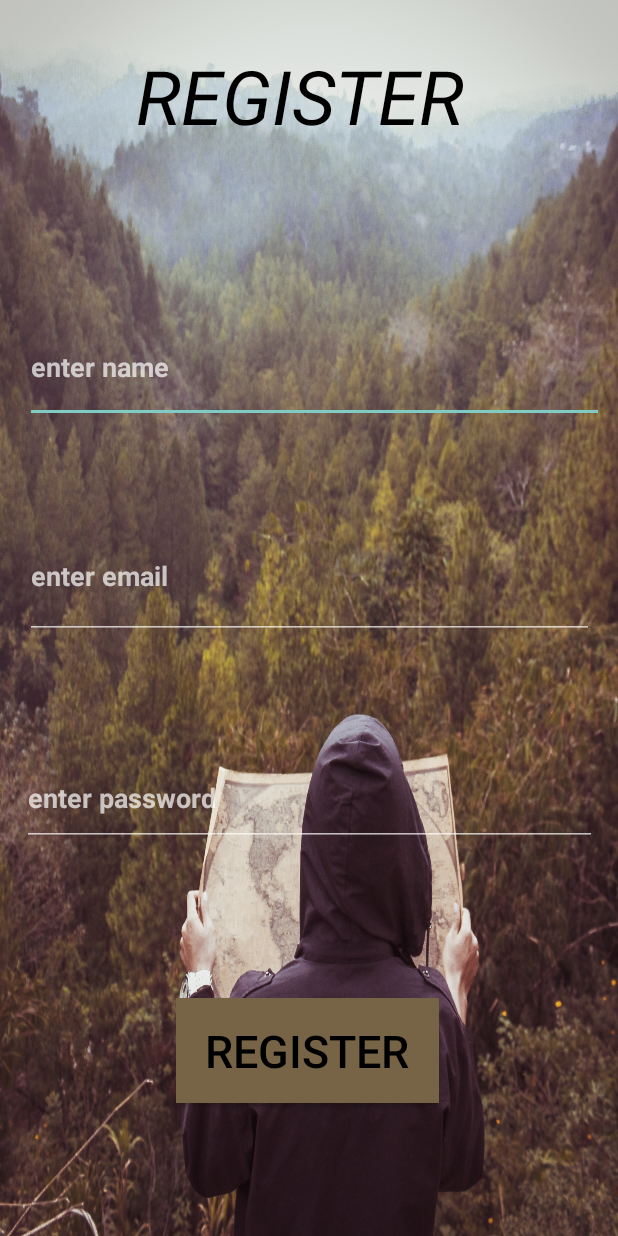
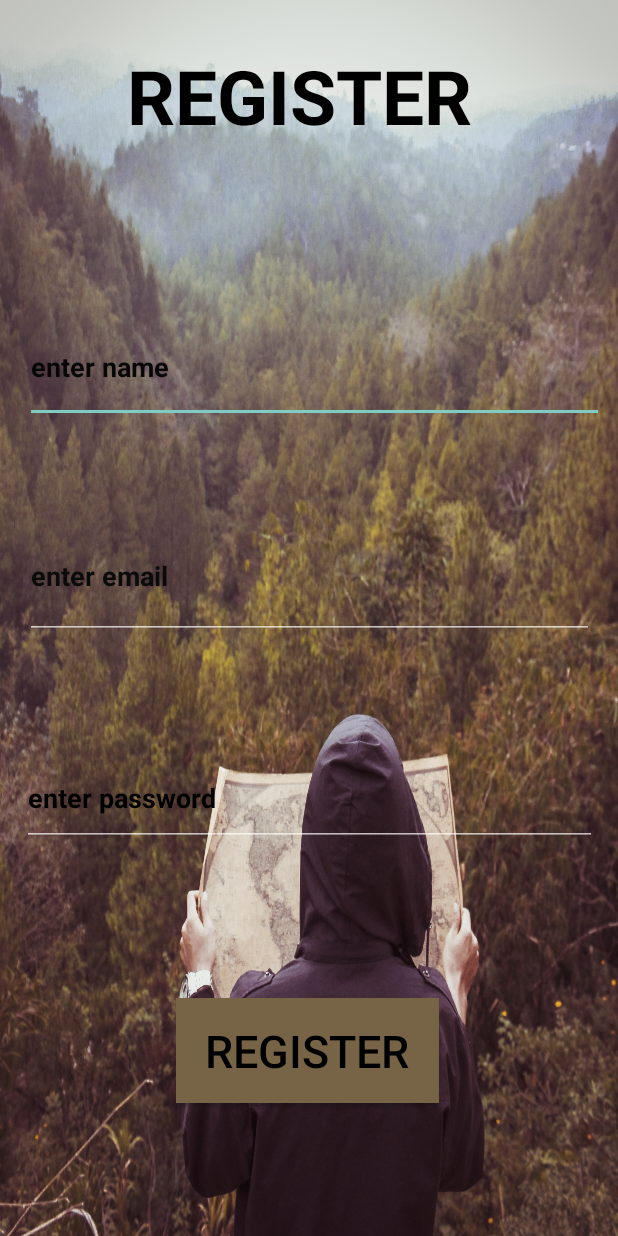
Before and after one commit to HyperL0gL0g/locately, an Android app: the register screen opened directly, with no data from a screen before it, on a phone screen of 412 x 824 dp. Run offline under Robolectric (Android 15) with nearby library versions, the phone set to English and light mode, and no system bars; our stand-ins replace Firebase (no records; nobody signed in at launch, a user with empty details on screens opened directly).

Commit message:
UI improvements and fixed minor bugs

```diff
--- a/app/src/main/res/layout/register.xml
+++ b/app/src/main/res/layout/register.xml
@@ -13,7 +13,8 @@
         android:layout_height="86dp"
         android:layout_marginTop="30dp"
         android:text="REGISTER "
-        android:textStyle="italic"
+        android:textColorHint="#000000"
+       android:textStyle="bold"
         android:textAlignment="center"
         android:textColor="#000000"
         android:textSize="50dp"
@@ -29,6 +30,7 @@
         android:layout_height="74dp"
         android:ems="10"
         android:hint="enter name"
+        android:textColorHint="#070707"
         android:textStyle="bold"
         android:inputType="textPersonName"
         app:layout_constraintBottom_toBottomOf="parent"
@@ -44,6 +46,7 @@
         android:layout_height="84dp"
         android:ems="10"
         android:hint="enter email"
+        android:textColorHint="#0B0B0B"
         android:textStyle="bold"
         android:inputType="textEmailAddress"
         app:layout_constraintBottom_toBottomOf="parent"
@@ -57,6 +60,7 @@
         android:layout_width="383dp"
         android:layout_height="64dp"
         android:ems="10"
+        android:textColorHint="#000000"
         android:hint="enter password"
         android:textStyle="bold"
         android:inputType="textPassword"
--- a/app/src/main/res/layout/start_page.xml
+++ b/app/src/main/res/layout/start_page.xml
@@ -12,8 +12,9 @@
         android:layout_width="340dp"
         android:layout_height="70dp"
         android:ems="10"
-        android:hint="enter email"
         android:inputType="textEmailAddress"
+        android:text="Enter Name"
+        android:textColorHint="@color/colorAccent"
         android:textColor="#000000"
         app:layout_constraintBottom_toBottomOf="parent"
         app:layout_constraintEnd_toEndOf="parent"
@@ -27,9 +28,10 @@
         android:layout_width="307dp"
         android:layout_height="62dp"
         android:ems="10"
-        android:hint="enter password"
+        android:hint="Enter Password"
         android:inputType="textPassword"
         android:textColor="#020202"
+        android:textColorHint="#000000"
         android:visibility="visible"
         app:layout_constraintBottom_toBottomOf="parent"
         app:layout_constraintEnd_toEndOf="parent"
```
